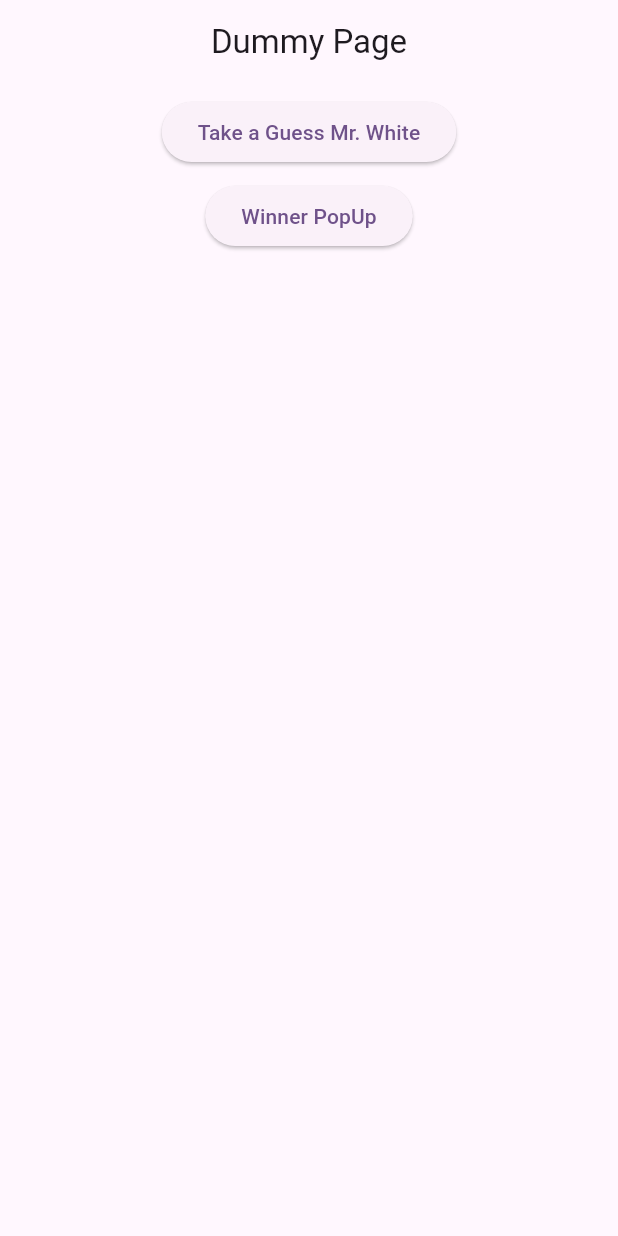
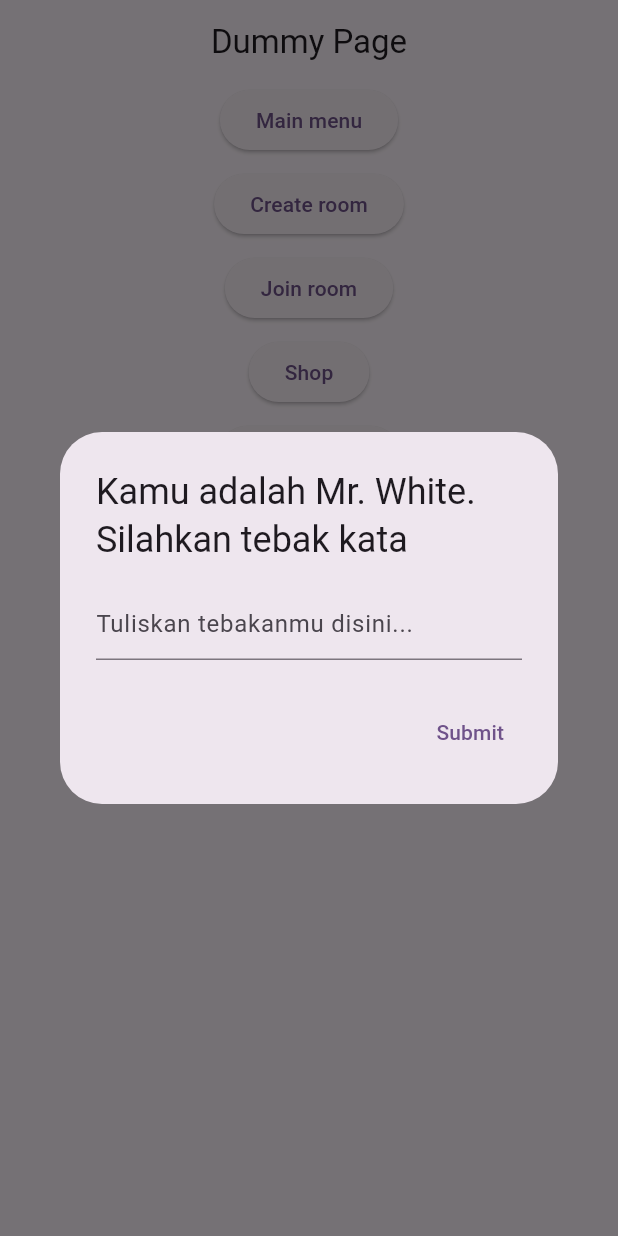
Before and after one commit to EnhanceTeam/Hunt-The-Mafia-DEPD, a Flutter app: the screen it shows after launch, after a tap on "Take a Guess Mr. White", on a phone screen of 412 x 824 dp. Run offline on Flutter 3.47's test engine with Material 2 defaults, Android fonts, the phone set to English and light mode, and no system bars; drawn by our look-alikes of dynamic_color; our stand-ins replace flutter_svg, lottie.

Commit message:
Implement page navigation to dummy

```diff
--- a/hunt_the_mafia/lib/main.dart
+++ b/hunt_the_mafia/lib/main.dart
@@ -26,8 +26,11 @@ class MyApp extends StatelessWidget {
         routes: {
           DummyPage.routeName: (context) => const DummyPage(),
           MainMenuPage.routeName: (context) => const MainMenuPage(),
+          CreateRoomPage.routeName: (context) => const CreateRoomPage(),
+          JoinRoomPage.routeName: (context) => const JoinRoomPage(),
           ShopPage.routeName: (context) => const ShopPage(),
           GameRoomPage.routeName: (context) => const GameRoomPage(),
+          GamePage.routeName: (context) => const GamePage(),
         },
       );
     });
--- a/hunt_the_mafia/lib/views/pages/page_dummy.dart
+++ b/hunt_the_mafia/lib/views/pages/page_dummy.dart
@@ -13,26 +13,75 @@ class _DummyPageState extends State<DummyPage> {
   Widget build(BuildContext context) {
     return Scaffold(
       appBar: AppBar(
-        title: Text("Dummy Page"),
+        title: const Text("Dummy Page"),
         centerTitle: true,
       ),
       body: Stack(
         children: [
-          Container(
+          SizedBox(
             width: double.infinity,
             height: double.infinity,
             child: Column(
               children: [
+                ElevatedButton(
+                  onPressed: () {
+                    Navigator.pushNamed(context, MainMenuPage.routeName);
+                  },
+                  child: const Text("Main menu"),
+                ),
+                SizedSpacer.vertical(),
+                ElevatedButton(
+                  onPressed: () {
+                    Navigator.pushNamed(context, CreateRoomPage.routeName);
+                  },
+                  child: const Text("Create room"),
+                ),
+                SizedSpacer.vertical(),
+                ElevatedButton(
+                  onPressed: () {
+                    Navigator.pushNamed(context, JoinRoomPage.routeName);
+                  },
+                  child: const Text("Join room"),
+                ),
+                SizedSpacer.vertical(),
+                ElevatedButton(
+                  onPressed: () {
+                    Navigator.pushNamed(context, ShopPage.routeName);
+                  },
+                  child: const Text("Shop"),
+                ),
+                SizedSpacer.vertical(),
+                ElevatedButton(
+                  onPressed: () {
+                    Navigator.pushNamed(context, GameRoomPage.routeName);
+                  },
+                  child: const Text("Game room"),
+                ),
+                SizedSpacer.vertical(),
+                ElevatedButton(
+                  onPressed: () {
+                    Navigator.pushNamed(context, GamePage.routeName);
+                  },
+                  child: const Text("Game"),
+                ),
                 SizedSpacer.vertical(),
                 ElevatedButton(
                     onPressed: () {
-                      GameDialog.guessDialog(context: context);
+                      showDialog(
+                        context: context,
+                        builder: (BuildContext context) =>
+                            GameDialog.guessDialog(context: context),
+                      );
                     },
                     child: const Text("Take a Guess Mr. White")),
                 SizedSpacer.vertical(),
                 ElevatedButton(
                     onPressed: () {
-                      GameDialog.winDialog(context: context);
+                      showDialog(
+                        context: context,
+                        builder: (BuildContext context) =>
+                            GameDialog.winDialog(context: context),
+                      );
                     },
                     child: const Text("Winner PopUp")),
               ],
@@ -42,47 +91,4 @@ class _DummyPageState extends State<DummyPage> {
       ),
     );
   }
-
-  // Future guessDialog() => showDialog(
-  //       context: context,
-  //       builder: (context) => AlertDialog(
-  //         title: const Text("Kamu adalah Mr. White. Silahkan tebak kata"),
-  //         content: const TextField(
-  //           decoration:
-  //               InputDecoration(hintText: "Tuliskan tebakanmu disini..."),
-  //         ),
-  //         actions: [
-  //           TextButton(
-  //               onPressed: () {
-  //                 Navigator.of(context).pop();
-  //               },
-  //               child: Text("Submit"))
-  //         ],
-  //       ),
-  //     );
-  //
-  // Future winDialog() => showDialog(
-  //       context: context,
-  //       builder: (context) => AlertDialog(
-  //         title: const Text("Congratulations!"),
-  //         content: Wrap(children: [
-  //           Center(
-  //             child: Column(
-  //               children: [
-  //                 Lottie.asset("assets/lottie/champion.json", width: 200),
-  //                 Text("Semua mafia telah dikalahkan."),
-  //                 Text(" Tim Civillian menang!"),
-  //               ],
-  //             ),
-  //           ),
-  //         ]),
-  //         actions: [
-  //           TextButton(
-  //               onPressed: () {
-  //                 Navigator.of(context).pop();
-  //               },
-  //               child: Text("Hooray!"))
-  //         ],
-  //       ),
-  //     );
 }
--- a/hunt_the_mafia/lib/views/pages/pages.dart
+++ b/hunt_the_mafia/lib/views/pages/pages.dart
@@ -1,7 +1,6 @@
 import 'package:flutter/material.dart';
 import 'package:hunt_the_mafia/theme/space.dart';
 import 'package:hunt_the_mafia/views/widgets/widgets.dart';
-import 'package:lottie/lottie.dart';
 
 part "page_game.dart";
 part 'page_game_room.dart';
--- a/hunt_the_mafia/lib/views/widgets/widgets.dart
+++ b/hunt_the_mafia/lib/views/widgets/widgets.dart
@@ -1,7 +1,5 @@
-import 'package:flutter/cupertino.dart';
 import 'package:flutter/material.dart';
 import 'package:flutter/services.dart';
-import 'package:hunt_the_mafia/shared/global_context_service.dart';
 import 'package:lottie/lottie.dart';
 import 'package:flutter_svg/flutter_svg.dart';
 
```
Also changed, not shown: hunt_the_mafia/lib/views/pages/page_create_room.dart (+6 -4 lines), hunt_the_mafia/lib/views/pages/page_game.dart (+6 -4 lines), hunt_the_mafia/lib/views/pages/page_join_room.dart (+6 -4 lines).
